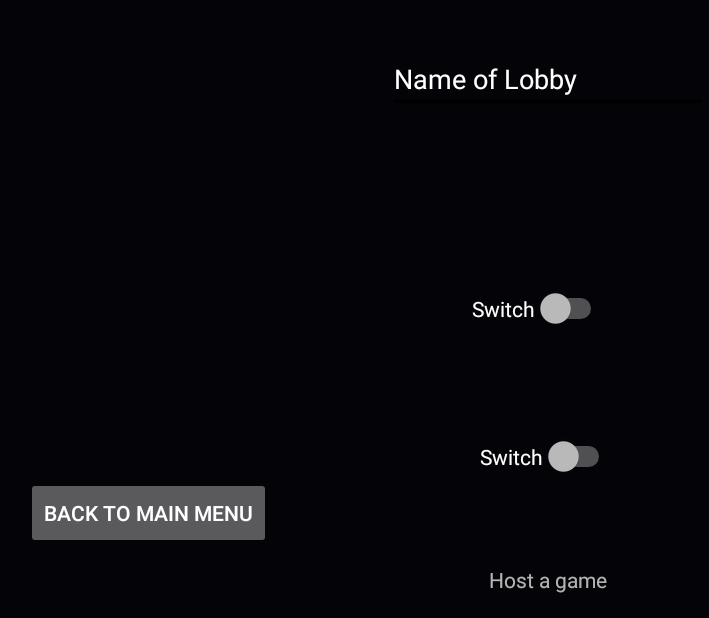
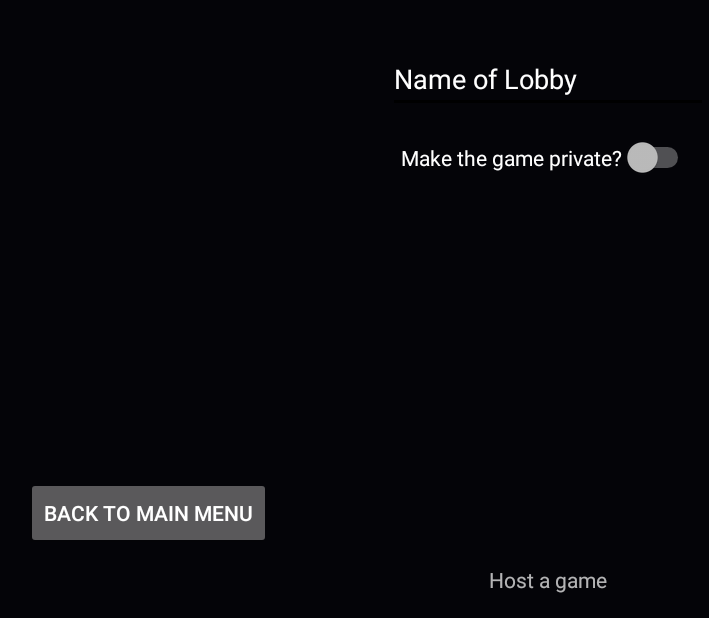
Before and after one commit to willoleary6/CAH, an Android app: the HostAGame screen opened directly, with no data from a screen before it, on a phone screen of 824 x 412 dp (held sideways). Shown: the whole screen, without its empty margins (70-779 px from the left). Run offline under Robolectric (Android 15) with nearby library versions, the phone set to English and light mode, and no system bars; network calls fail.

Commit message:
Host game configuration

```diff
--- a/app/src/main/java/com/willoleary6gmail/cah/HostAGame.java
+++ b/app/src/main/java/com/willoleary6gmail/cah/HostAGame.java
@@ -5,13 +5,19 @@ import android.support.v7.app.AppCompatActivity;
 import android.os.Bundle;
 import android.view.View;
 import android.widget.Button;
+import android.widget.EditText;
+import android.widget.Switch;
 
 public class HostAGame extends AppCompatActivity {
+    boolean swtch = true;
     Button bt1;
     @Override
     protected void onCreate(Bundle savedInstanceState) {
         super.onCreate(savedInstanceState);
         setContentView(R.layout.activity_host_agame);
+        final EditText password = (EditText) findViewById(R.id.LobbyPassword);
+        password.setVisibility(View.INVISIBLE);
+        Switch privteGame = (Switch) findViewById(R.id.privte);
         bt1 = (Button) findViewById(R.id.button);
         bt1.setOnClickListener(new View.OnClickListener() {
             @Override
@@ -20,5 +26,19 @@ public class HostAGame extends AppCompatActivity {
                 startActivity(toFindAGame);
             }
         });
+        privteGame.setOnClickListener(new View.OnClickListener() {
+            @Override
+            public void onClick(View v) {
+                if(swtch){
+                    password.setVisibility(View.VISIBLE);
+                    swtch = false;
+                }else {
+                    password.setVisibility(View.INVISIBLE);
+                    swtch = true;
+                }
+
+            }
+        });
+
     }
 }
--- a/app/src/main/res/layout/activity_host_agame.xml
+++ b/app/src/main/res/layout/activity_host_agame.xml
@@ -29,20 +29,13 @@
         android:layout_alignParentStart="true" />
 
     <Switch
-        android:text="Switch"
+        android:id="@+id/privte"
         android:layout_width="wrap_content"
         android:layout_height="wrap_content"
-        android:id="@+id/switch2"
-        android:layout_above="@+id/button"
+        android:layout_marginTop="16dp"
+        android:text="Make the game private?"
+        android:layout_below="@+id/editText"
         android:layout_centerHorizontal="true" />
-
-    <Switch
-        android:text="Switch"
-        android:layout_width="wrap_content"
-        android:layout_height="wrap_content"
-        android:id="@+id/switch1"
-        android:layout_centerVertical="true"
-        android:layout_alignEnd="@+id/textView" />
 
     <EditText
         android:layout_width="wrap_content"
@@ -50,8 +43,18 @@
         android:inputType="textPersonName"
         android:text="Name of Lobby"
         android:ems="10"
+        android:layout_marginTop="14dp"
+        android:id="@+id/editText"
         android:layout_alignParentTop="true"
-        android:layout_centerHorizontal="true"
-        android:layout_marginTop="14dp"
-        android:id="@+id/editText" />
+        android:layout_centerHorizontal="true" />
+
+    <EditText
+        android:id="@+id/LobbyPassword"
+        android:layout_width="wrap_content"
+        android:layout_height="wrap_content"
+        android:layout_alignStart="@+id/editText"
+        android:layout_below="@+id/privte"
+        android:layout_marginTop="17dp"
+        android:ems="10"
+        android:inputType="textPassword" />
 </RelativeLayout>
```
